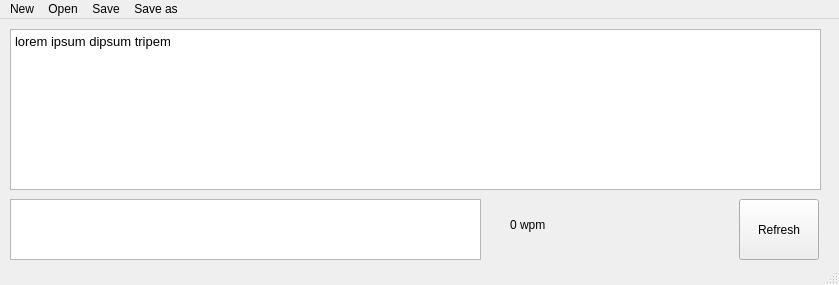
This is TypeTest-qt/mainwindow.ui in victerphiathep/TypeTester-C- as Qt 5 draws it before an edit. The edited form follows.
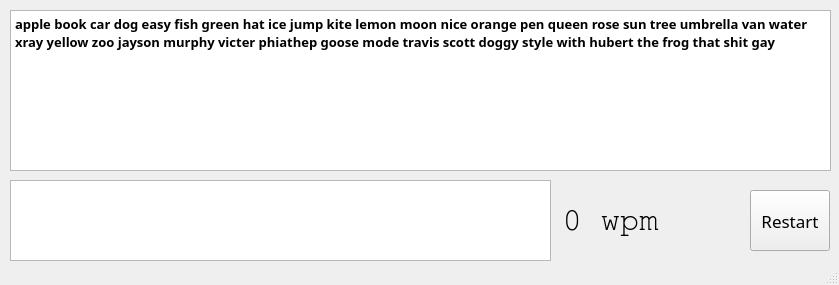
This is the edited form.

What changed in the file:
```diff
--- a/TypeTest-qt/mainwindow.ui
+++ b/TypeTest-qt/mainwindow.ui
@@ -14,15 +14,101 @@
    <string>MainWindow</string>
   </property>
   <widget class="QWidget" name="centralwidget">
-   <widget class="QTextEdit" name="textEdit">
+   <widget class="QTextEdit" name="userInput">
+    <property name="geometry">
+     <rect>
+      <x>10</x>
+      <y>180</y>
+      <width>541</width>
+      <height>81</height>
+     </rect>
+    </property>
+    <property name="font">
+     <font>
+      <family>Fira Code</family>
+     </font>
+    </property>
+   </widget>
+   <widget class="QLabel" name="wpmLabel">
+    <property name="geometry">
+     <rect>
+      <x>560</x>
+      <y>200</y>
+      <width>101</width>
+      <height>41</height>
+     </rect>
+    </property>
+    <property name="font">
+     <font>
+      <family>FreeMono</family>
+      <pointsize>24</pointsize>
+      <bold>false</bold>
+     </font>
+    </property>
+    <property name="text">
+     <string>0 wpm</string>
+    </property>
+    <property name="alignment">
+     <set>Qt::AlignmentFlag::AlignCenter</set>
+    </property>
+   </widget>
+   <widget class="QPushButton" name="restartButton">
+    <property name="geometry">
+     <rect>
+      <x>750</x>
+      <y>190</y>
+      <width>80</width>
+      <height>61</height>
+     </rect>
+    </property>
+    <property name="font">
+     <font>
+      <family>Fira Code</family>
+      <pointsize>13</pointsize>
+     </font>
+    </property>
+    <property name="text">
+     <string>Restart</string>
+    </property>
+   </widget>
+   <widget class="QLabel" name="timerLabel">
+    <property name="geometry">
+     <rect>
+      <x>670</x>
+      <y>190</y>
+      <width>56</width>
+      <height>61</height>
+     </rect>
+    </property>
+    <property name="font">
+     <font>
+      <family>Fira Code</family>
+      <pointsize>24</pointsize>
+      <bold>true</bold>
+     </font>
+    </property>
+    <property name="text">
+     <string/>
+    </property>
+   </widget>
+   <widget class="QTextBrowser" name="textEdit">
     <property name="geometry">
      <rect>
       <x>10</x>
       <y>10</y>
-      <width>811</width>
+      <width>821</width>
       <height>161</height>
      </rect>
     </property>
+    <property name="font">
+     <font>
+      <family>Fira Code</family>
+      <bold>true</bold>
+     </font>
+    </property>
+    <property name="cursor" stdset="0">
+     <cursorShape>BlankCursor</cursorShape>
+    </property>
     <property name="html">
      <string>&lt;!DOCTYPE HTML PUBLIC &quot;-//W3C//DTD HTML 4.0//EN&quot; &quot;http://www.w3.org/TR/REC-html40/strict.dtd&quot;&gt;
 &lt;html&gt;&lt;head&gt;&lt;meta name=&quot;qrichtext&quot; content=&quot;1&quot; /&gt;&lt;meta charset=&quot;utf-8&quot; /&gt;&lt;style type=&quot;text/css&quot;&gt;
@@ -30,94 +116,10 @@
 hr { height: 1px; border-width: 0; }
 li.unchecked::marker { content: &quot;\2610&quot;; }
 li.checked::marker { content: &quot;\2612&quot;; }
-&lt;/style&gt;&lt;/head&gt;&lt;body style=&quot; font-family:'Arimo Nerd Font'; font-size:10pt; font-weight:400; font-style:normal;&quot;&gt;
-&lt;p style=&quot; margin-top:0px; margin-bottom:0px; margin-left:0px; margin-right:0px; -qt-block-indent:0; text-indent:0px;&quot;&gt;lorem ipsum dipsum tripem&lt;/p&gt;
-&lt;p style=&quot;-qt-paragraph-type:empty; margin-top:0px; margin-bottom:0px; margin-left:0px; margin-right:0px; -qt-block-indent:0; text-indent:0px;&quot;&gt;&lt;br /&gt;&lt;/p&gt;&lt;/body&gt;&lt;/html&gt;</string>
+&lt;/style&gt;&lt;/head&gt;&lt;body style=&quot; font-family:'Fira Code'; font-size:10pt; font-weight:700; font-style:normal;&quot;&gt;
+&lt;p style=&quot; margin-top:0px; margin-bottom:0px; margin-left:0px; margin-right:0px; -qt-block-indent:0; text-indent:0px;&quot;&gt;apple book car dog easy fish green hat ice jump kite lemon moon nice orange pen queen rose sun tree umbrella van water xray yellow zoo jayson murphy victer phiathep goose mode travis scott doggy style with hubert the frog that shit gay&lt;/p&gt;&lt;/body&gt;&lt;/html&gt;</string>
     </property>
    </widget>
-   <widget class="QTextEdit" name="userInput">
-    <property name="geometry">
-     <rect>
-      <x>10</x>
-      <y>180</y>
-      <width>471</width>
-      <height>61</height>
-     </rect>
-    </property>
-   </widget>
-   <widget class="QLabel" name="wpmLabel">
-    <property name="geometry">
-     <rect>
-      <x>510</x>
-      <y>180</y>
-      <width>91</width>
-      <height>51</height>
-     </rect>
-    </property>
-    <property name="text">
-     <string>0 wpm</string>
-    </property>
-   </widget>
-   <widget class="QPushButton" name="restartButton">
-    <property name="geometry">
-     <rect>
-      <x>739</x>
-      <y>180</y>
-      <width>80</width>
-      <height>61</height>
-     </rect>
-    </property>
-    <property name="text">
-     <string>Refresh</string>
-    </property>
-   </widget>
-   <widget class="QLabel" name="timerLabel">
-    <property name="geometry">
-     <rect>
-      <x>650</x>
-      <y>210</y>
-      <width>56</width>
-      <height>15</height>
-     </rect>
-    </property>
-    <property name="text">
-     <string/>
-    </property>
-   </widget>
-  </widget>
-  <widget class="QMenuBar" name="menubar">
-   <property name="geometry">
-    <rect>
-     <x>0</x>
-     <y>0</y>
-     <width>839</width>
-     <height>20</height>
-    </rect>
-   </property>
-   <widget class="QMenu" name="menuNew">
-    <property name="title">
-     <string>New</string>
-    </property>
-   </widget>
-   <widget class="QMenu" name="menuOpen">
-    <property name="title">
-     <string>Open</string>
-    </property>
-   </widget>
-   <widget class="QMenu" name="menuSave">
-    <property name="title">
-     <string>Save</string>
-    </property>
-   </widget>
-   <widget class="QMenu" name="menuSave_as">
-    <property name="title">
-     <string>Save as</string>
-    </property>
-   </widget>
-   <addaction name="menuNew"/>
-   <addaction name="menuOpen"/>
-   <addaction name="menuSave"/>
-   <addaction name="menuSave_as"/>
   </widget>
   <widget class="QStatusBar" name="statusbar"/>
   <action name="actionrestartButton">
```
